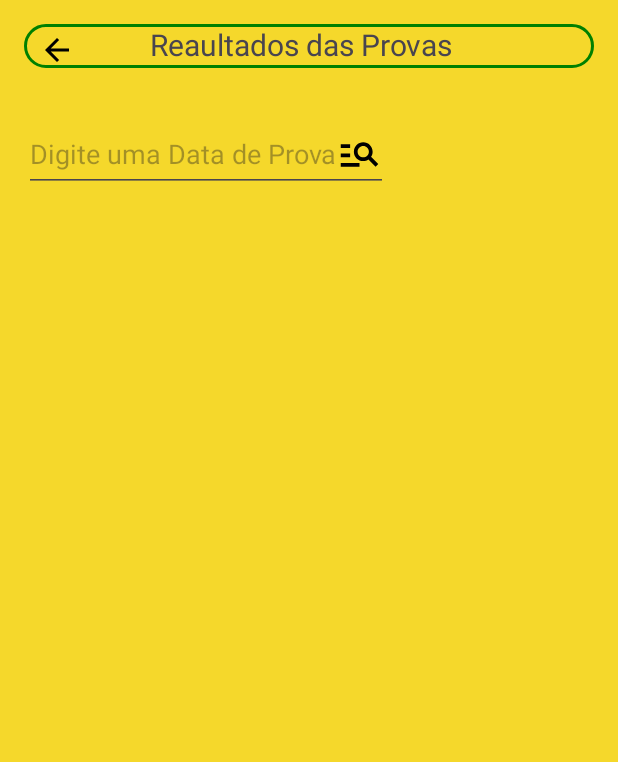
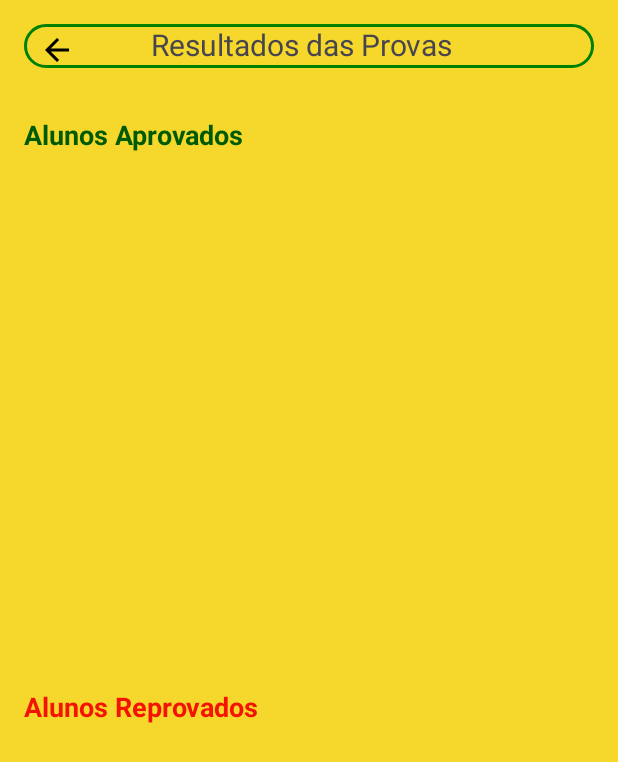
Before and after one commit to douglasRondini/App-Prova-Detran-Mt, an Android app: the ResultFragment screen opened through its navigation route, on a phone screen of 412 x 824 dp. Shown: the top 762 px of the screen. Run offline under Robolectric (Android 15) with nearby library versions, the phone set to English and light mode, and no system bars; our stand-ins replace Firebase (no records; nobody signed in at launch, a user with empty details on screens opened directly); 1 statement that could not run was skipped.

Commit message:
imleentação da lista de resultados, foi adicionado mais uma variavel na classe aluno, feito alteração no alunoAdapter para adicionar os clics dos botoes e seu ocultamento, alteração no layouto do result adicionando duas listView(aprovados e reprovados e a criação do resultadapter e do seu modelo de item

```diff
--- a/app/src/main/java/com/example/provamendes/data/model/Aluno.kt
+++ b/app/src/main/java/com/example/provamendes/data/model/Aluno.kt
@@ -2,6 +2,7 @@ package com.example.provamendes.data.model
 
 class Aluno (
     var nome: String,
-    var data: String
+    var data: String,
+    var result: String = ""
 
 )
--- a/app/src/main/java/com/example/provamendes/presenter/ui/ResultFragment.kt
+++ b/app/src/main/java/com/example/provamendes/presenter/ui/ResultFragment.kt
@@ -5,56 +5,50 @@ import androidx.fragment.app.Fragment
 import android.view.LayoutInflater
 import android.view.View
 import android.view.ViewGroup
+import androidx.lifecycle.ViewModelProvider
 import com.example.provamendes.R
+import com.example.provamendes.data.adappter.AlunoAdapter
+import com.example.provamendes.data.adappter.ResultAdapter
+import com.example.provamendes.databinding.FragmentResultBinding
+import com.example.provamendes.presenter.viewmodel.SharedViewModel
 
-// TODO: Rename parameter arguments, choose names that match
-// the fragment initialization parameters, e.g. ARG_ITEM_NUMBER
-private const val ARG_PARAM1 = "param1"
-private const val ARG_PARAM2 = "param2"
+class ResultFragment : Fragment() {
+    private lateinit var viewModel: SharedViewModel
+    private var _binding: FragmentResultBinding? = null
+    private val binding get() = _binding!!
 
-/**
- * A simple [Fragment] subclass.
- * Use the [ResultFragment.newInstance] factory method to
- * create an instance of this fragment.
- */
-class ResultFragment : Fragment() {
-    // TODO: Rename and change types of parameters
-    private var param1: String? = null
-    private var param2: String? = null
-
-    override fun onCreate(savedInstanceState: Bundle?) {
-        super.onCreate(savedInstanceState)
-        arguments?.let {
-            param1 = it.getString(ARG_PARAM1)
-            param2 = it.getString(ARG_PARAM2)
-        }
-    }
 
     override fun onCreateView(
         inflater: LayoutInflater, container: ViewGroup?,
         savedInstanceState: Bundle?
     ): View? {
         // Inflate the layout for this fragment
-        return inflater.inflate(R.layout.fragment_result, container, false)
+        _binding = FragmentResultBinding.inflate(inflater, container, false)
+        return binding.root
     }
 
-    companion object {
-        /**
-         * Use this factory method to create a new instance of
-         * this fragment using the provided parameters.
-         *
-         * @param param1 Parameter 1.
-         * @param param2 Parameter 2.
-         * @return A new instance of fragment ResultFragment.
-         */
-        // TODO: Rename and change types and number of parameters
-        @JvmStatic
-        fun newInstance(param1: String, param2: String) =
-            ResultFragment().apply {
-                arguments = Bundle().apply {
-                    putString(ARG_PARAM1, param1)
-                    putString(ARG_PARAM2, param2)
-                }
-            }
+    override fun onViewCreated(view: View, savedInstanceState: Bundle?) {
+        super.onViewCreated(view, savedInstanceState)
+        viewModel = ViewModelProvider(requireActivity())[SharedViewModel::class.java]
+
+        setupList()
     }
+
+    private fun setupList() {
+        viewModel.itemList.observe(viewLifecycleOwner) {listaAlunos ->
+            val aprovados = listaAlunos.filter { it.result == "Aprovado" }
+            val reprovados = listaAlunos.filter { it.result == "Reprovado" }
+
+            val adapterAprovados = ResultAdapter(requireContext(),aprovados)
+            binding.listVAprovados.adapter = adapterAprovados
+
+            val adapterReprovados = ResultAdapter(requireContext(), reprovados)
+            binding.listVReprovados.adapter = adapterReprovados
+        }
+    }
+    override fun onDestroyView() {
+        super.onDestroyView()
+        _binding = null
+    }
+
 }
--- a/app/src/main/java/com/example/provamendes/presenter/viewmodel/SharedViewModel.kt
+++ b/app/src/main/java/com/example/provamendes/presenter/viewmodel/SharedViewModel.kt
@@ -14,4 +14,7 @@ class SharedViewModel : ViewModel() {
         listaAtualizada.add(aluno)
         _itemList.value = listaAtualizada
     }
+    fun updateList(listaAtualizada: List<Aluno>) {
+        _itemList.value = listaAtualizada
+    }
 }
--- a/app/src/main/res/layout/fragment_result.xml
+++ b/app/src/main/res/layout/fragment_result.xml
@@ -23,22 +23,41 @@
         <TextView
             android:layout_width="wrap_content"
             android:layout_height="wrap_content"
-                android:text="Reaultados das Provas"
+            android:text="Resultados das Provas"
             android:textSize="20sp"
             android:gravity="center"
             android:layout_marginStart="50dp"/>
 
     </LinearLayout>
-    <androidx.appcompat.widget.AppCompatEditText
-        android:id="@+id/edt_search_result"
+
+    <TextView
         android:layout_width="wrap_content"
         android:layout_height="wrap_content"
-        android:drawableEnd="@drawable/ic_search_list_24"
-        android:layout_margin="16dp"
-        android:hint="Digite uma Data de Prova"/>
+        android:text="Alunos Aprovados"
+        android:textSize="18sp"
+        android:textStyle="bold"
+        android:textColor="@color/green"
+        android:layout_margin="16dp"/>
+
     <ListView
-        android:id="@+id/listV_Result"
+        android:id="@+id/listV_aprovados"
         android:layout_width="match_parent"
-        android:layout_height="match_parent"/>
+        android:layout_height="0dp"
+        android:layout_weight="1"/>
+
+    <TextView
+        android:layout_width="wrap_content"
+        android:layout_height="wrap_content"
+        android:text="Alunos Reprovados"
+        android:textSize="18sp"
+        android:textStyle="bold"
+        android:textColor="@color/red"
+        android:layout_margin="16dp"/>
+
+    <ListView
+        android:id="@+id/listV_reprovados"
+        android:layout_width="match_parent"
+        android:layout_height="0dp"
+        android:layout_weight="1"/>
 
 </LinearLayout>
```
Also changed, not shown: app/src/main/java/com/example/provamendes/data/adappter/AlunoAdpter.kt (+31 -3 lines), app/src/main/java/com/example/provamendes/data/adappter/ResultAdapter.kt (added, +57 -0 lines), app/src/main/java/com/example/provamendes/presenter/ui/ListAlunosFragment.kt (+7 -1 lines), app/src/main/res/layout/item_result_adapter.xml (added, +51 -0 lines). Lines whose indentation alone changed are shown as unchanged.
